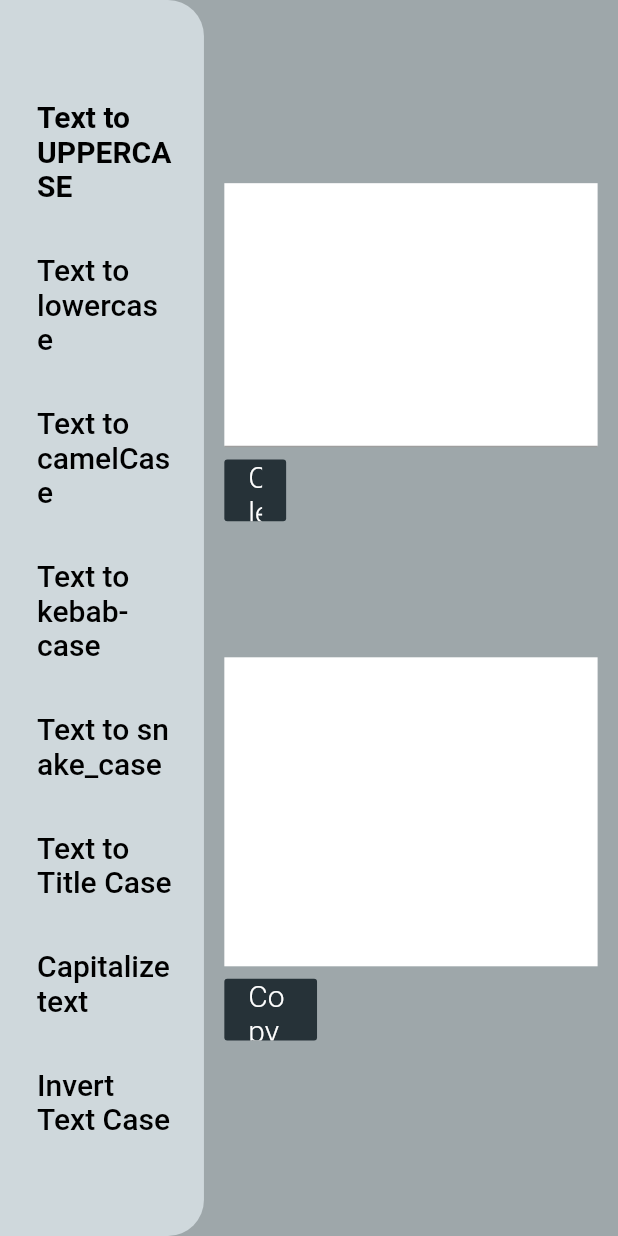
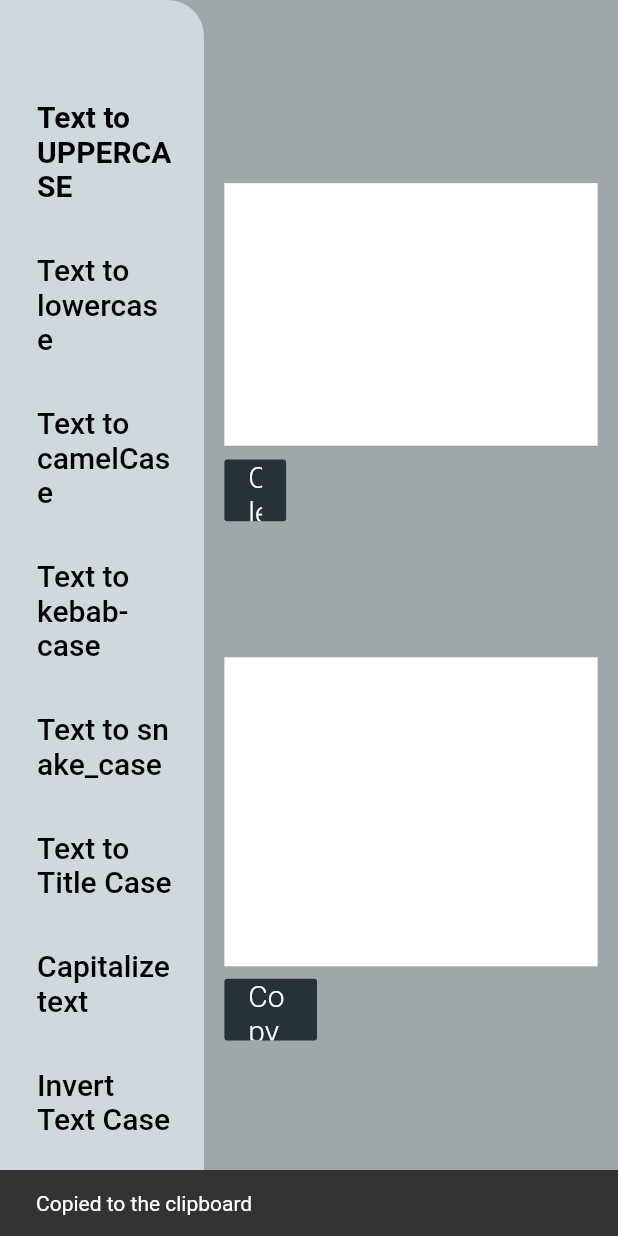
Before and after one commit to adaojreess/Text-Tools, a Flutter app: the screen it shows after launch, after a tap on "Copy", on a phone screen of 412 x 824 dp. Run offline on Flutter 3.47's test engine with Material 2 defaults, Android fonts, the phone set to English and light mode, and no system bars.

Commit message:
copied to the clipboard

```diff
--- a/lib/app/views/content/components/result_component.dart
+++ b/lib/app/views/content/components/result_component.dart
@@ -1,5 +1,6 @@
 import 'package:flutter/cupertino.dart';
 import 'package:flutter/material.dart';
+import 'package:flutter/services.dart';
 import 'package:provider/provider.dart';
 import 'package:text_tools/app/controllers/app_controller.dart';
 import 'package:text_tools/core/theme/app_colors.dart';
@@ -40,7 +41,15 @@ class ResultComponent extends StatelessWidget {
             height: size.height * .05,
             width: size.width * .15,
             child: FlatButton(
-              onPressed: () {},
+              onPressed: () {
+                Clipboard.setData(ClipboardData(
+                  text: Provider.of<AppController>(context, listen: false).text,
+                ));
+
+                Scaffold.of(context).showSnackBar(SnackBar(
+                  content: Text('Copied to the clipboard'),
+                ));
+              },
               child: Text(
                 'Copy',
                 style: AppTypography.copyTextButton(context),
```
